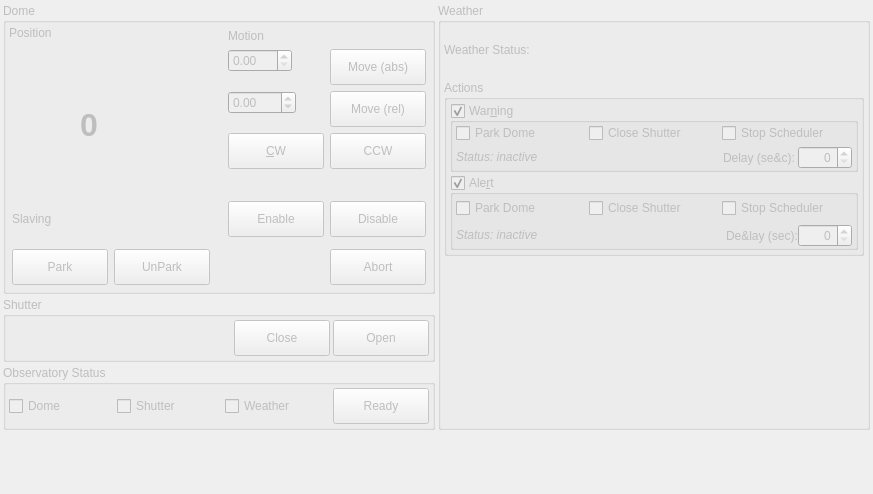
The window that kstars/ekos/observatory/observatory.ui (KDE/kstars) describes before a commit, drawn with Qt 5.
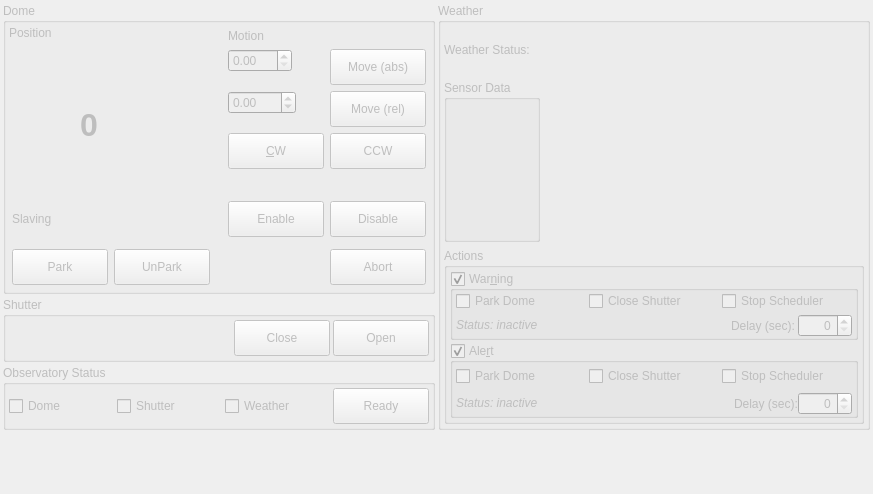
The same window after the commit.

Commit message:
Display of weather sensor data added to Observatory module
Reviewers: mutlaqja

Reviewed By: mutlaqja

Subscribers: kde-edu

Tags: #kde_edu

Patch:
```diff
--- a/kstars/ekos/observatory/observatory.ui
+++ b/kstars/ekos/observatory/observatory.ui
@@ -802,7 +802,45 @@
         <property name="horizontalSpacing">
          <number>3</number>
         </property>
-        <item row="1" column="0" colspan="3" alignment="Qt::AlignTop">
+        <item row="0" column="2">
+         <widget class="QLabel" name="weatherStatusLabel">
+          <property name="sizePolicy">
+           <sizepolicy hsizetype="Fixed" vsizetype="Fixed">
+            <horstretch>0</horstretch>
+            <verstretch>0</verstretch>
+           </sizepolicy>
+          </property>
+          <property name="minimumSize">
+           <size>
+            <width>48</width>
+            <height>48</height>
+           </size>
+          </property>
+          <property name="maximumSize">
+           <size>
+            <width>48</width>
+            <height>48</height>
+           </size>
+          </property>
+          <property name="text">
+           <string/>
+          </property>
+         </widget>
+        </item>
+        <item row="0" column="0">
+         <widget class="QLabel" name="weatherLabel">
+          <property name="enabled">
+           <bool>false</bool>
+          </property>
+          <property name="toolTip">
+           <string>Display the weather status. The warning and alert limits are set in the INDI tab.</string>
+          </property>
+          <property name="text">
+           <string>Weather Status: </string>
+          </property>
+         </widget>
+        </item>
+        <item row="2" column="0" colspan="4" alignment="Qt::AlignTop">
          <widget class="QGroupBox" name="weatherActionsBox">
           <property name="enabled">
            <bool>false</bool>
@@ -899,7 +937,7 @@
                 <item>
                  <widget class="QLabel" name="weatherWarningDelayLabel">
                   <property name="text">
-                   <string>Delay (se&amp;c):</string>
+                   <string>Delay (sec):</string>
                   </property>
                  </widget>
                 </item>
@@ -991,7 +1029,7 @@
                 <item>
                  <widget class="QLabel" name="weatherAlertDelayLabel">
                   <property name="text">
-                   <string>De&amp;lay (sec):</string>
+                   <string>Delay (sec):</string>
                   </property>
                  </widget>
                 </item>
@@ -1014,31 +1052,6 @@
          </widget>
         </item>
         <item row="0" column="1">
-         <widget class="QLabel" name="weatherStatusLabel">
-          <property name="sizePolicy">
-           <sizepolicy hsizetype="Fixed" vsizetype="Fixed">
-            <horstretch>0</horstretch>
-            <verstretch>0</verstretch>
-           </sizepolicy>
-          </property>
-          <property name="minimumSize">
-           <size>
-            <width>48</width>
-            <height>48</height>
-           </size>
-          </property>
-          <property name="maximumSize">
-           <size>
-            <width>48</width>
-            <height>48</height>
-           </size>
-          </property>
-          <property name="text">
-           <string/>
-          </property>
-         </widget>
-        </item>
-        <item row="0" column="2">
          <spacer name="horizontalSpacer_3">
           <property name="orientation">
            <enum>Qt::Horizontal</enum>
@@ -1051,16 +1064,10 @@
           </property>
          </spacer>
         </item>
-        <item row="0" column="0">
-         <widget class="QLabel" name="weatherLabel">
-          <property name="enabled">
-           <bool>false</bool>
-          </property>
-          <property name="toolTip">
-           <string>Display the weather status. The warning and alert limits are set in the INDI tab.</string>
-          </property>
-          <property name="text">
-           <string>Weather Status: </string>
+        <item row="1" column="0">
+         <widget class="QGroupBox" name="sensorDataBox">
+          <property name="title">
+           <string>Sensor Data</string>
           </property>
          </widget>
         </item>
```
The commit also changes 8 other files.
